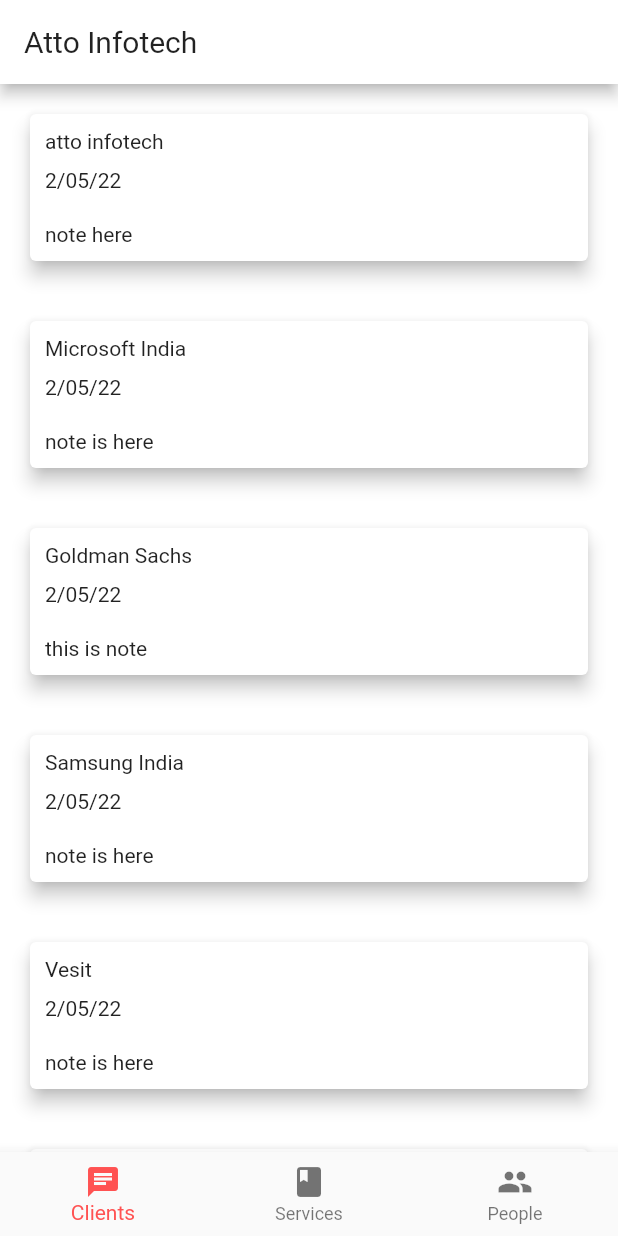
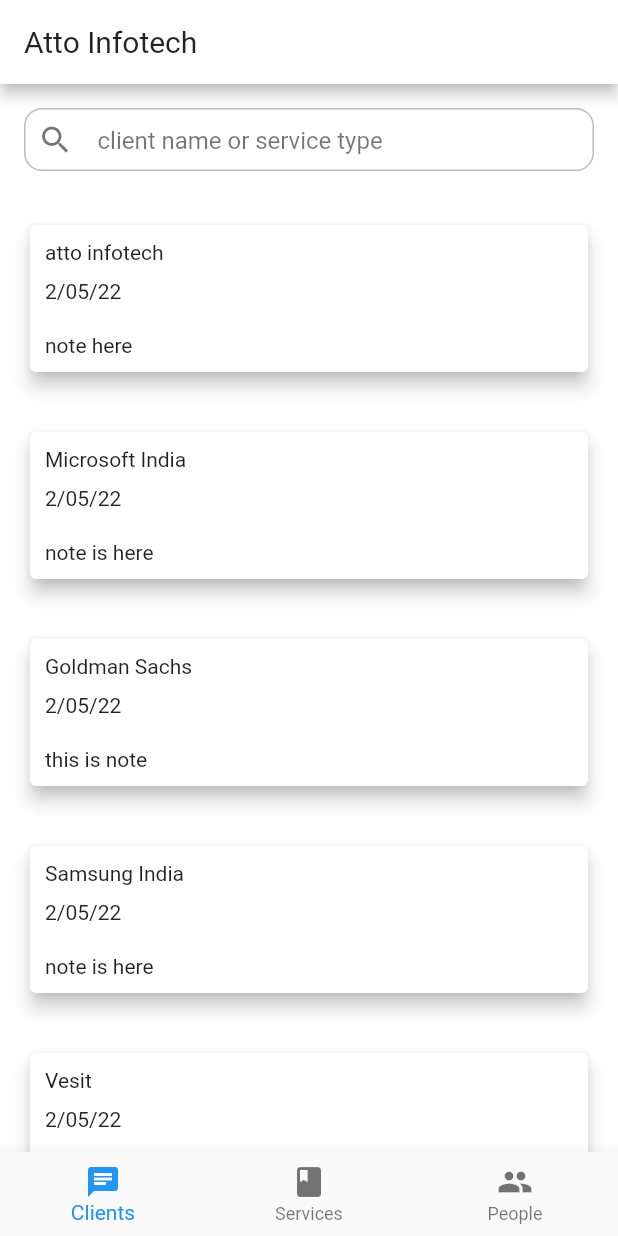
Before and after one commit to Anurag2405/atto-infotech-app, a Flutter app: the screen it shows after launch, on a phone screen of 412 x 824 dp. Run offline on Flutter 3.47's test engine with Material 2 defaults, Android fonts, the phone set to English and light mode, and no system bars.

Commit message:
added search functionality

```diff
--- a/lib/screens/formpage.dart
+++ b/lib/screens/formpage.dart
@@ -80,6 +80,7 @@ class _InfoformState extends State<Infoform> {
   Widget buildSubmit() => SizedBox(
     height: 50,
     child: ElevatedButton(
+      // style:  ElevatedButton.styleFrom(primary: Colors.green),
       child: Text(
         "Submit",
         style: TextStyle(fontSize: 24),
@@ -163,6 +164,9 @@ class _InfoformState extends State<Infoform> {
     return Scaffold(
       appBar: AppBar(
         title: Text("information form"),
+        backgroundColor: Colors.white,
+        foregroundColor: Colors.black,
+        elevation: 0.0,
       ),
       body: Form(
         key: formKey,
--- a/lib/screens/homepage.dart
+++ b/lib/screens/homepage.dart
@@ -2,7 +2,7 @@ import 'package:attoform/models/client.dart';
 import 'package:attoform/screens/client_card.dart';
 import 'package:attoform/screens/formpage.dart';
 import 'package:flutter/material.dart';
-
+import 'package:attoform/widget/search_widget.dart';
 class Homepage extends StatefulWidget {
   const Homepage({Key? key}) : super(key: key);
 
@@ -12,10 +12,41 @@ class Homepage extends StatefulWidget {
 
 class _HomepageState extends State<Homepage> {
   int _selectedIndex = 0;
+  String query = '';
+  late List<Client> clients;
+
+  @override
+  void initState() {
+    super.initState();
+
+    clients = ClientList;
+  }
 
   void _onItemTapped(int index) {
     setState(() {
       _selectedIndex = index;
+    });
+  }
+
+  Widget buildSearch() => SearchWidget(
+    text: query,
+    hintText: 'client name or service type',
+    onChanged: searchBook,
+  );
+
+  void searchBook(String query) {
+    final clients = ClientList.where((client) {
+      final nameLower = client.name.toLowerCase();
+      final serviceLower = client.service.toLowerCase();
+      final searchLower = query.toLowerCase();
+
+      return nameLower.contains(searchLower) ||
+          serviceLower.contains(searchLower);
+    }).toList();
+
+    setState(() {
+      this.query = query;
+      this.clients = clients;
     });
   }
 
@@ -33,11 +64,18 @@ class _HomepageState extends State<Homepage> {
               fontFamily: "Roboto"),
         ),
       ),
-      body: ListView.builder(
-          itemCount: ClientList.length,
-          itemBuilder: (context, int index) {
-            return ClientCard(client: ClientList[index]);
-          }),
+      body: Column(
+        children: [
+          buildSearch(),
+          Expanded(
+            child: ListView.builder(
+                itemCount: clients.length,
+                itemBuilder: (context, int index) {
+                  return ClientCard(client: clients[index]);
+                }),
+          ),
+        ],
+      ),
       bottomNavigationBar: BottomNavigationBar(
         items: const <BottomNavigationBarItem>[
           BottomNavigationBarItem(
@@ -54,7 +92,7 @@ class _HomepageState extends State<Homepage> {
           ),
         ],
         currentIndex: _selectedIndex,
-        selectedItemColor: Colors.redAccent,
+        // selectedItemColor: Colors.redAccent,
         onTap: _onItemTapped,
       ),
     );
--- /dev/null
+++ b/lib/widget/search_widget.dart
@@ -0,0 +1,60 @@
+import 'package:flutter/material.dart';
+
+class SearchWidget extends StatefulWidget {
+  final String text;
+  final ValueChanged<String> onChanged;
+  final String hintText;
+
+  const SearchWidget({
+    Key? key,
+    required this.text,
+    required this.onChanged,
+    required this.hintText,
+  }) : super(key: key);
+
+  @override
+  _SearchWidgetState createState() => _SearchWidgetState();
+}
+
+class _SearchWidgetState extends State<SearchWidget> {
+  final controller = TextEditingController();
+
+  @override
+  Widget build(BuildContext context) {
+    final styleActive = TextStyle(color: Colors.black);
+    final styleHint = TextStyle(color: Colors.black54);
+    final style = widget.text.isEmpty ? styleHint : styleActive;
+
+    return Container(
+      height: 42,
+      margin: const EdgeInsets.fromLTRB(16, 16, 16, 16),
+      decoration: BoxDecoration(
+        borderRadius: BorderRadius.circular(12),
+        color: Colors.white,
+        border: Border.all(color: Colors.black26),
+      ),
+      padding: const EdgeInsets.symmetric(horizontal: 8),
+      child: TextField(
+        controller: controller,
+        decoration: InputDecoration(
+          icon: Icon(Icons.search, color: style.color),
+          suffixIcon: widget.text.isNotEmpty
+              ? GestureDetector(
+            child: Icon(Icons.close, color: style.color),
+            onTap: () {
+              controller.clear();
+              widget.onChanged('');
+              FocusScope.of(context).requestFocus(FocusNode());
+            },
+          )
+              : null,
+          hintText: widget.hintText,
+          hintStyle: style,
+          border: InputBorder.none,
+        ),
+        style: style,
+        onChanged: widget.onChanged,
+      ),
+    );
+  }
+}
```
